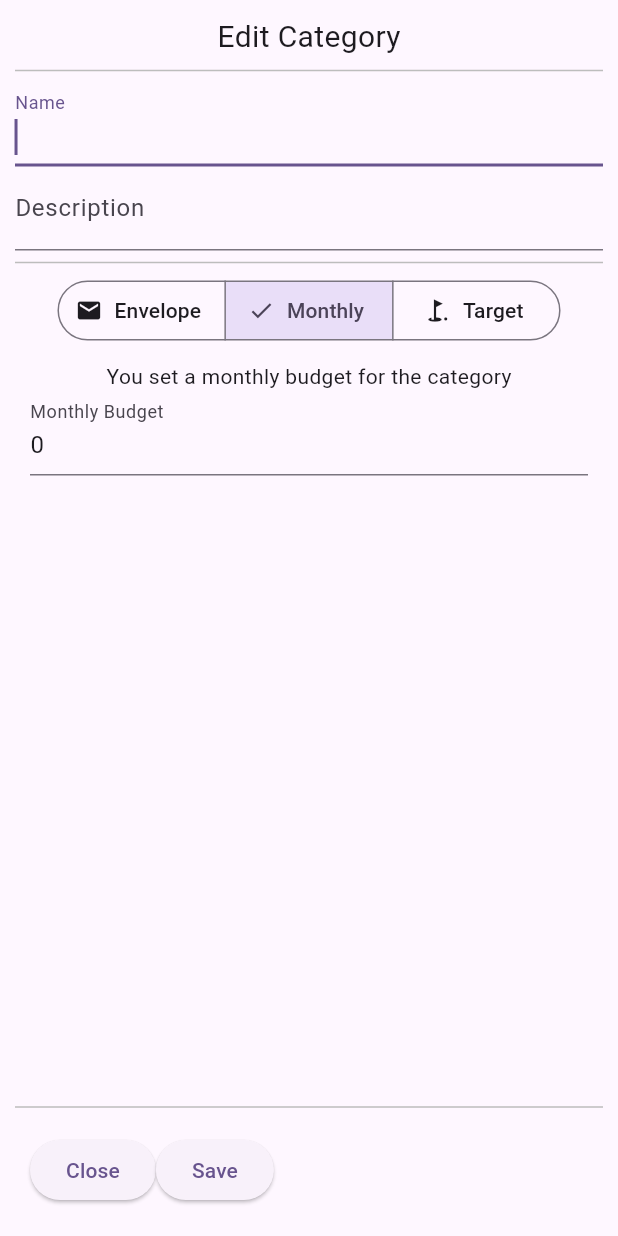
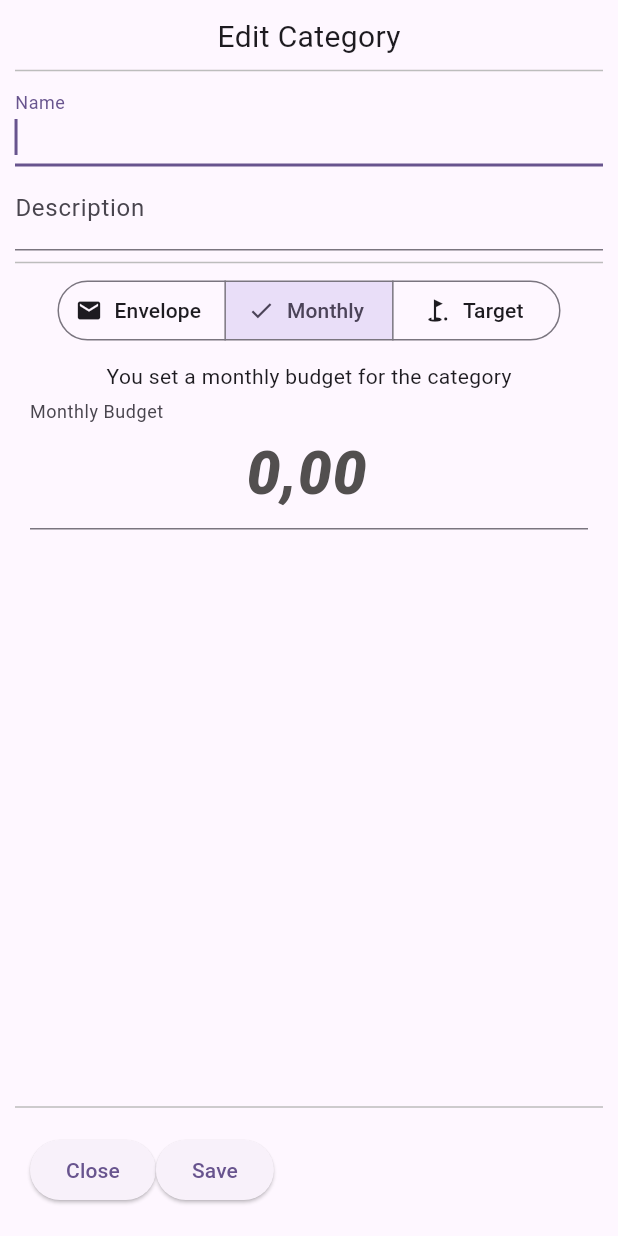
Before and after one commit to BlockCat/cat_budget, a Flutter app: the CategoryEditModal widget shown alone on an empty page, opened directly, after a tap on "Monthly", on a phone screen of 412 x 824 dp. Run offline on Flutter 3.47's test engine with Material 2 defaults, Android fonts, the phone set to English and light mode, and no system bars; our stand-ins replace drift, equatable, flutter_bloc, get_it, go_router, simple_icons; missing offline and left inert: drag_and_drop_lists; accounts and stored records are empty; generated files the repository leaves out were written again; network calls fail.

Commit message:
budget type

```diff
--- a/lib/data/database/database.dart
+++ b/lib/data/database/database.dart
@@ -15,7 +15,8 @@ class MainDatabase extends _$MainDatabase {
   // This example creates a simple in-memory database (without actual
   // persistence).
   // To store data, see the database setups from other "Getting started" guides.
-  MainDatabase() : super(NativeDatabase.memory());
+  MainDatabase(QueryExecutor? queryExecutor)
+      : super(queryExecutor ?? NativeDatabase.memory());
 
   @override
   int get schemaVersion => 1;
--- a/lib/data/models/budget_type.dart
+++ b/lib/data/models/budget_type.dart
@@ -12,7 +12,7 @@ abstract class BudgetData {
   BudgetType get type;
 
   factory BudgetData.fromJson(Map<String, dynamic> json) {
-    switch (json['type'] as String) {
+    switch (json['type'] as String?) {
       case 'envelope':
         return EnvelopeBudgetData();
       case 'monthly':
@@ -20,7 +20,7 @@ abstract class BudgetData {
       case 'target':
         return TargetBudgetData.fromJson(json);
       default:
-        throw ArgumentError.value(json['type'], 'type', 'Invalid type');
+        return EnvelopeBudgetData();
     }
   }
 
--- a/lib/pages/dashboard/edit_categories/entry_category.dart
+++ b/lib/pages/dashboard/edit_categories/entry_category.dart
@@ -34,7 +34,9 @@ class CategoryEntryWidget extends StatelessWidget {
                     style: subtitleTextStyle),
             ],
           ),
-          const Spacer(),
+          const Spacer(
+            flex: 2,
+          ),
           ..._createButtons(),
           ReorderableDragStartListener(
             index: index,
--- a/lib/pages/dashboard/edit_categories/entry_group_category.dart
+++ b/lib/pages/dashboard/edit_categories/entry_group_category.dart
@@ -17,9 +17,10 @@ class CategoryGroupEntryWidget extends StatelessWidget {
 
   @override
   Widget build(BuildContext context) {
-    return Container(
+    return Card(
       color: const Color.fromARGB(255, 65, 146, 102),
-      padding: const EdgeInsets.fromLTRB(3, 1, 0, 1),
+      child: Container(
+        padding: const EdgeInsets.symmetric(horizontal: 10, vertical: 3),
         child: Row(
           children: [
             Column(
@@ -40,6 +41,7 @@ class CategoryGroupEntryWidget extends StatelessWidget {
             const Spacer(),
             ..._buildButtons()
           ],
+        ),
       ),
     );
   }
--- a/lib/widgets/category/budget_type_selection.dart
+++ b/lib/widgets/category/budget_type_selection.dart
@@ -1,17 +1,68 @@
 import 'package:cat_budget/data/models/budget_type.dart';
+import 'package:cat_budget/widgets/money_form_field.dart';
 import 'package:flutter/material.dart';
+import 'package:intl/intl.dart';
 
 class BudgetTypeSelection extends StatefulWidget {
-  final BudgetData? budgetData;
+  final ValueNotifier<BudgetData> budgetDataController;
+  final ValueChanged<BudgetData>? onBudgetDataChanged;
 
-  const BudgetTypeSelection({super.key, this.budgetData});
+  const BudgetTypeSelection(
+      {super.key,
+      required this.budgetDataController,
+      this.onBudgetDataChanged});
 
   @override
   State<StatefulWidget> createState() => _BudgetTypeSelectionState();
 }
 
 class _BudgetTypeSelectionState extends State<BudgetTypeSelection> {
-  BudgetType _budgetType = BudgetType.envelope;
+  late BudgetType _budgetType;
+  int _money = 0;
+  DateTime _targetDate = DateTime.now();
+
+  @override
+  void initState() {
+    super.initState();
+    print(widget.budgetDataController.value.toJson());
+    _budgetType = widget.budgetDataController.value.type;
+    if (_budgetType == BudgetType.monthly) {
+      _money = (widget.budgetDataController.value as MonthlyBudgetData)
+          .monthlyAmount;
+    } else if (_budgetType == BudgetType.target) {
+      _money =
+          (widget.budgetDataController.value as TargetBudgetData).targetAmount;
+      _targetDate = (widget.budgetDataController.value as TargetBudgetData)
+          .targetDate
+          .toLocal();
+    }
+  }
+
+  @override
+  void setState(VoidCallback fn) {
+    super.setState(() {
+      fn();
+      final data = budgetData();
+      if (widget.onBudgetDataChanged != null) {
+        widget.onBudgetDataChanged!(data);
+      }
+      widget.budgetDataController.value = data;
+    });
+  }
+
+  BudgetData budgetData() {
+    switch (_budgetType) {
+      case BudgetType.envelope:
+        return EnvelopeBudgetData();
+      case BudgetType.monthly:
+        return MonthlyBudgetData(_money);
+      case BudgetType.target:
+        return TargetBudgetData(
+          targetAmount: _money,
+          targetDate: _targetDate.toUtc(),
+        );
+    }
+  }
 
   @override
   Widget build(BuildContext context) {
@@ -47,8 +98,25 @@ class _BudgetTypeSelectionState extends State<BudgetTypeSelection> {
         ],
         emptySelectionAllowed: false,
         selectedIcon: const Icon(Icons.check),
-        onSelectionChanged: (selection) =>
-            setState(() => _budgetType = selection.first!),
+        onSelectionChanged: (selection) {
+          if (selection.isEmpty) return;
+          setState(() {
+            _budgetType = selection.first;
+          });
+
+          switch (selection.first) {
+            case BudgetType.envelope:
+              widget.budgetDataController.value = EnvelopeBudgetData();
+              break;
+            case BudgetType.monthly:
+              widget.budgetDataController.value = MonthlyBudgetData(_money);
+              break;
+            case BudgetType.target:
+              widget.budgetDataController.value = TargetBudgetData(
+                  targetAmount: _money, targetDate: _targetDate.toUtc());
+              break;
+          }
+        },
         selected: {_budgetType});
   }
 
@@ -76,11 +144,22 @@ class _BudgetTypeSelectionState extends State<BudgetTypeSelection> {
       child: Column(
         children: [
           const Text("You set a monthly budget for the category"),
-          TextFormField(
+          MoneyFormField(
+            initialValue: _money,
             decoration: const InputDecoration(labelText: "Monthly Budget"),
-            autocorrect: true,
+            style: const TextStyle(
+                fontSize: 40,
+                fontStyle: FontStyle.italic,
+                color: Color.fromARGB(255, 82, 79, 79),
+                fontWeight: FontWeight.w800),
             autofocus: true,
-            initialValue: "0",
+            textAlign: TextAlign.center,
+            allowNegative: true,
+            onChanged: (value) {
+              setState(() {
+                _money = value;
+              });
+            },
           ),
         ],
       ),
@@ -88,22 +167,58 @@ class _BudgetTypeSelectionState extends State<BudgetTypeSelection> {
   }
 
   _buildTargetConfiguration() {
+    final now = DateTime.now();
+    final monthsLeft =
+        (_targetDate.year - now.year) * 12 + _targetDate.month - now.month;
+
     return Container(
       padding: const EdgeInsets.all(10),
       child: Column(
         children: [
           const Text("You set a target amount for the category"),
-          TextFormField(
+          MoneyFormField(
+            initialValue: _money,
             decoration: const InputDecoration(labelText: "Target Amount"),
-            autocorrect: true,
+            style: const TextStyle(
+                fontSize: 40,
+                fontStyle: FontStyle.italic,
+                color: Color.fromARGB(255, 82, 79, 79),
+                fontWeight: FontWeight.w800),
             autofocus: true,
-            initialValue: "0",
+            textAlign: TextAlign.center,
+            allowNegative: false,
+            onChanged: (value) {
+              setState(() {
+                print("Value: $value");
+                _money = value;
+              });
+            },
           ),
-          CalendarDatePicker(
-              initialDate: DateTime.now(),
-              firstDate: DateTime(2000),
-              lastDate: DateTime.now().add(const Duration(days: 365 * 100)),
-              onDateChanged: (date) {})
+          Column(
+            children: [
+              TextFormField(
+                initialValue: DateFormat.yMd().format(_targetDate),
+                decoration: const InputDecoration(labelText: "Target Date"),
+                readOnly: true,
+                onTap: () => showDatePicker(
+                  context: context,
+                  initialDate: _targetDate,
+                  lastDate: DateTime.now().add(const Duration(days: 365 * 50)),
+                  firstDate: DateTime.now(),
+                ).then((value) {
+                  if (value == null) return;
+                  setState(() {
+                    _targetDate = value;
+                  });
+                }),
+              ),
+              Text(
+                monthsLeft == 0
+                    ? "Target reached this month"
+                    : "Monthly Budget: ${numberFormatter.format((_money / monthsLeft).ceil() / 100.0)}",
+              ),
+            ],
+          ),
         ],
       ),
     );
--- a/lib/widgets/category/category_edit_modal.dart
+++ b/lib/widgets/category/category_edit_modal.dart
@@ -1,4 +1,5 @@
 import 'package:cat_budget/data/dao/category_dao.dart';
+import 'package:cat_budget/data/models/budget_type.dart';
 import 'package:cat_budget/widgets/category/budget_type_selection.dart';
 import 'package:flutter/material.dart';
 
@@ -6,8 +7,10 @@ class CategoryEditModal extends StatelessWidget {
   final TempCategory? category;
   final TextEditingController _nameController;
   final TextEditingController _descriptionController;
+  final ValueNotifier<BudgetData> _budgetDataController;
   final Function()? onClose;
-  final Function(String name, String? description)? onSave;
+  final Function(String name, String? description, BudgetData budgetData)?
+      onSave;
 
   CategoryEditModal({
     super.key,
@@ -17,7 +20,9 @@ class CategoryEditModal extends StatelessWidget {
   })  : _nameController =
             TextEditingController(text: category?.category.name.value),
         _descriptionController =
-            TextEditingController(text: category?.category.description.value);
+            TextEditingController(text: category?.category.description.value),
+        _budgetDataController = ValueNotifier(
+            category?.category.budgetData.value ?? EnvelopeBudgetData());
 
   @override
   Widget build(BuildContext context) {
@@ -39,7 +44,7 @@ class CategoryEditModal extends StatelessWidget {
             controller: _descriptionController,
           ),
           Divider(color: Colors.grey[400]),
-          BudgetTypeSelection(budgetData: category?.category.budgetData.value),
+          BudgetTypeSelection(budgetDataController: _budgetDataController),
           Divider(color: Colors.grey[400]),
           Container(
             padding: const EdgeInsets.all(10),
@@ -53,9 +58,11 @@ class CategoryEditModal extends StatelessWidget {
                 ),
                 ElevatedButton(
                   onPressed: () {
+                    print("help2: ${_budgetDataController.value.type}");
                     onSave?.call(
                       _nameController.text,
                       _descriptionController.text,
+                      _budgetDataController.value,
                     );
                   },
                   child: const Text("Save"),
--- /dev/null
+++ b/lib/widgets/money_form_field.dart
@@ -0,0 +1,89 @@
+import 'package:flutter/material.dart';
+import 'package:flutter/services.dart';
+import 'package:intl/intl.dart';
+
+final numberFormatter = NumberFormat("#,##0.00", "nl_NL");
+
+class MoneyFormField extends FormField<int> {
+  MoneyFormField({
+    super.key,
+    int initialValue = 0,
+    FormFieldSetter<int>? onSaved,
+    FormFieldValidator<int>? validator,
+    ValueChanged<int>? onChanged,
+    InputDecoration? decoration,
+    bool allowNegative = true,
+    bool autofocus = false,
+    TextAlign textAlign = TextAlign.start,
+    TextStyle? style,
+  }) : super(
+          onSaved: onSaved,
+          validator: validator,
+          initialValue: initialValue,
+          builder: (FormFieldState<int> state) {
+            return TextFormField(
+              initialValue: numberFormatter.format(initialValue / 100.0),
+              textAlign: textAlign,
+              inputFormatters: [
+                MoneyInputFormatter(allowNegative: allowNegative),
+              ],
+              keyboardType: const TextInputType.numberWithOptions(
+                decimal: true,
+                signed: true,
+              ),
+              style: style,
+              decoration: decoration,
+              autofocus: autofocus,
+              onChanged: (value) {
+                final number = int.tryParse(value
+                    .replaceAll(numberFormatter.symbols.GROUP_SEP, '')
+                    .replaceAll(numberFormatter.symbols.DECIMAL_SEP, ''));
+                if (number == null) {
+                  return;
+                }
+                onChanged?.call(number);
+              },
+            );
+          },
+        );
+}
+
+class MoneyInputFormatter extends TextInputFormatter {
+  final bool allowNegative;
+
+  MoneyInputFormatter({this.allowNegative = true});
+
+  @override
+  TextEditingValue formatEditUpdate(
+      TextEditingValue oldValue, TextEditingValue newValue) {
+    if (newValue.text.isEmpty) {
+      return newValue.copyWith(text: '0.00');
+    } else if (newValue.text.compareTo(oldValue.text) != 0) {
+      final int selectionIndexFromTheRight =
+          newValue.text.length - newValue.selection.end;
+      final f = NumberFormat("#,##0.00");
+      final number = int.tryParse(newValue.text
+          .replaceAll(f.symbols.GROUP_SEP, '')
+          .replaceAll(f.symbols.DECIMAL_SEP, ''));
+      if (number == null) {
+        if (allowNegative &&
+            (newValue.text == '0.00-' || newValue.text == '-')) {
+          return newValue.copyWith(
+            text: '-0.00',
+            selection: const TextSelection.collapsed(offset: 5),
+          );
+        }
+        print('number is null $newValue');
+        return oldValue;
+      }
+      final newString = f.format(number / 100.0);
+      return TextEditingValue(
+        text: newString,
+        selection: TextSelection.collapsed(
+            offset: newString.length - selectionIndexFromTheRight),
+      );
+    } else {
+      return newValue;
+    }
+  }
+}
--- a/pubspec.yaml
+++ b/pubspec.yaml
@@ -50,6 +50,7 @@ dependencies:
   simple_icons: ^7.10.0
   drag_and_drop_lists: ^0.3.3
   equatable: ^2.0.5
+  intl: ^0.18.1
 dev_dependencies:
   drift_dev: ^2.8.2
   flutter_test:
```
Also changed, not shown: lib/main.dart (+15 -1 lines), lib/pages/dashboard/edit_categories/edit_category_page.dart (+8 -6 lines), pubspec.lock. Lines whose indentation alone changed are shown as unchanged.
